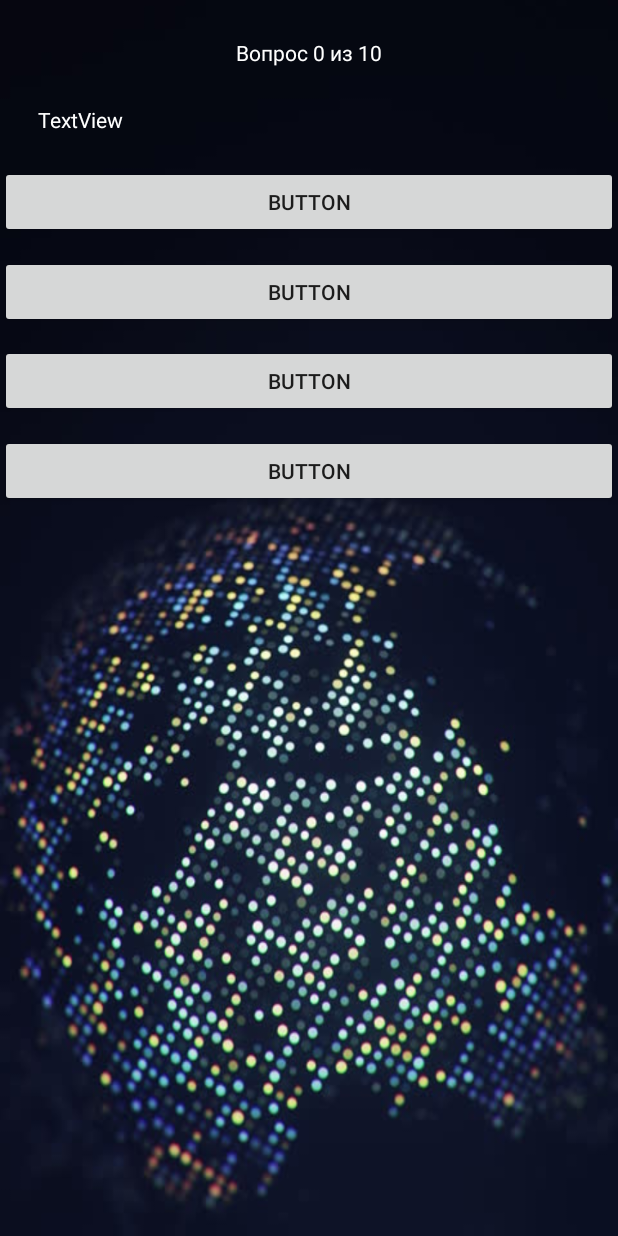
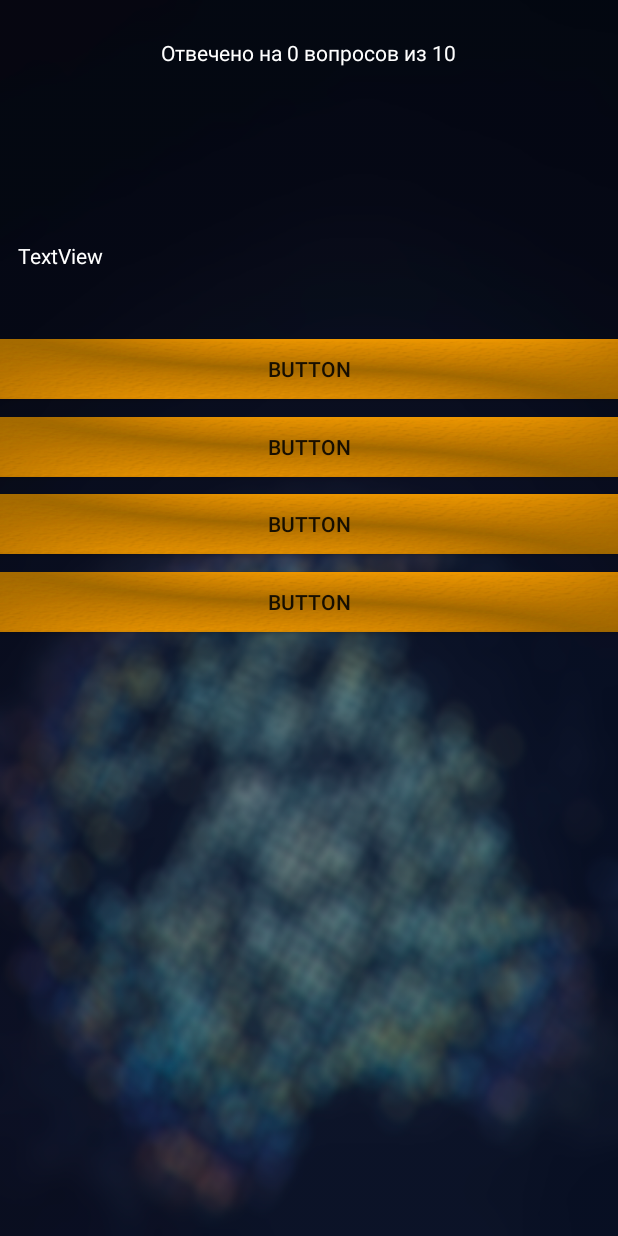
Before and after one commit to DSemk/GuessCapital, an Android app: the GameActivity screen opened directly, with no data from a screen before it, on a phone screen of 412 x 824 dp. Run offline under Robolectric (Android 15) with nearby library versions, the phone set to English and light mode, and no system bars; 1 statement that could not run was skipped.

Commit message:
full redesign & add new game components

```diff
--- a/app/src/main/java/com/eurotech/samik/guesscapital/gameEngine/GameActivity.java
+++ b/app/src/main/java/com/eurotech/samik/guesscapital/gameEngine/GameActivity.java
@@ -1,12 +1,14 @@
 package com.eurotech.samik.guesscapital.gameEngine;
 
 import android.content.Intent;
+import android.media.Image;
 import android.os.Bundle;
 import android.os.PersistableBundle;
 import android.support.v7.app.AppCompatActivity;
 import android.util.Log;
 import android.view.View;
 import android.widget.Button;
+import android.widget.ImageView;
 import android.widget.TextView;
 import android.widget.Toast;
 
@@ -16,18 +18,31 @@ import com.eurotech.samik.guesscapital.R;
 
 import java.util.ArrayList;
 import java.util.HashMap;
+import java.util.ResourceBundle;
 
 /**
  * Created by samik on 13.11.2016.
  */
 
 public class GameActivity extends AppCompatActivity implements View.OnClickListener {
+    private ImageView imageOne;
+    private ImageView imageTwo;
+    private ImageView imageThrie;
+    private ImageView imageFour;
+    private ImageView imageFive;
+    private ImageView imageSix;
+    private ImageView imageSeven;
+    private ImageView imageEit;
+    private ImageView imageNine;
+    private ImageView imageTen;
+
     private Button answerOne;
     private Button answerSec;
     private Button answerThird;
     private Button answerFour;
     private TextView questNumbers;
     private TextView question;
+
 
     private ArrayList<HashMap<String, String>> gameList;
     private int allAnswer = 0;
@@ -97,21 +112,6 @@ public class GameActivity extends AppCompatActivity implements View.OnClickListe
 
     }
 
-    private void initialize() {
-        answerOne = (Button) findViewById(R.id.ga_first_q_btn);
-        answerSec = (Button) findViewById(R.id.ga_second_q_btn);
-        answerThird = (Button) findViewById(R.id.ga_third_q_btn);
-        answerFour = (Button) findViewById(R.id.ga_four_q_btn);
-        questNumbers = (TextView) findViewById(R.id.ga_question_number);
-        question = (TextView) findViewById(R.id.ga_question);
-
-        answerFour.setOnClickListener(this);
-        answerThird.setOnClickListener(this);
-        answerSec.setOnClickListener(this);
-        answerOne.setOnClickListener(this);
-    }
-
-
     public void onClick(View v) {
         if (v == null || !(v instanceof TextView)) {
             return;
@@ -142,24 +142,36 @@ public class GameActivity extends AppCompatActivity implements View.OnClickListe
             case TYPE_ONE:
                 if (s.equals(gameList.get(0).get("capital"))) {
                     trueAnswers++;
+                    setProgress(true);
+                }else {
+                    setProgress(false);
                 }
                 startGame();
                 break;
             case TYPE_SECOND:
                 if (s.equals(gameList.get(0).get("population"))) {
                     trueAnswers++;
+                    setProgress(true);
+                }else {
+                    setProgress(false);
                 }
                 startGame();
                 break;
             case TYPE_THIRD:
                 if (s.equals(gameList.get(0).get("area"))) {
                     trueAnswers++;
+                    setProgress(true);
+                }else {
+                    setProgress(false);
                 }
                 startGame();
                 break;
             case TYPE_FOUR:
                 if (s.equals(gameList.get(0).get("name"))) {
                     trueAnswers++;
+                    setProgress(true);
+                }else {
+                    setProgress(false);
                 }
                 startGame();
                 break;
@@ -168,7 +180,7 @@ public class GameActivity extends AppCompatActivity implements View.OnClickListe
     }
 
     private void answersCapText() {
-        questNumbers.setText("Вопрос " + allAnswer + " из " + MAX_ANSWERS);
+        questNumbers.setText("Отвечено на " + allAnswer + " вопросов из " + MAX_ANSWERS);
     }
 
     /**
@@ -235,4 +247,69 @@ public class GameActivity extends AppCompatActivity implements View.OnClickListe
         answerThird.setText(gameList.get(2).get("name"));
         answerFour.setText(gameList.get(1).get("name"));
     }
+    private void setProgress(boolean answer){
+        int imageT = R.drawable.true_image;
+
+        if(answer == false){
+           imageT = R.drawable.false_image;
+        }
+        switch (allAnswer){
+            case 1:
+                imageOne.setImageResource(imageT);
+                break;
+            case 2:
+                imageTwo.setImageResource(imageT);
+                break;
+            case 3:
+                imageThrie.setImageResource(imageT);
+                break;
+            case 4:
+                imageFour.setImageResource(imageT);
+                break;
+            case 5:
+                imageFive.setImageResource(imageT);
+                break;
+            case 6:
+                imageSix.setImageResource(imageT);
+                break;
+            case 7:
+                imageSeven.setImageResource(imageT);
+                break;
+            case 8:
+                imageEit.setImageResource(imageT);
+                break;
+            case 9:
+                imageNine.setImageResource(imageT);
+                break;
+            case 10:
+                imageTen.setImageResource(imageT);
+                break;
+        }
+
+    }
+
+    private void initialize() {
+        answerOne = (Button) findViewById(R.id.ga_first_q_btn);
+        answerSec = (Button) findViewById(R.id.ga_second_q_btn);
+        answerThird = (Button) findViewById(R.id.ga_third_q_btn);
+        answerFour = (Button) findViewById(R.id.ga_four_q_btn);
+        questNumbers = (TextView) findViewById(R.id.ga_question_number);
+        question = (TextView) findViewById(R.id.ga_question);
+
+        answerFour.setOnClickListener(this);
+        answerThird.setOnClickListener(this);
+        answerSec.setOnClickListener(this);
+        answerOne.setOnClickListener(this);
+
+        imageOne = (ImageView)findViewById(R.id.image_answer_1);
+        imageTwo = (ImageView)findViewById(R.id.image_answer_2);
+        imageThrie = (ImageView)findViewById(R.id.image_answer_3);
+        imageFour = (ImageView)findViewById(R.id.image_answer_4);
+        imageFive = (ImageView)findViewById(R.id.image_answer_5);
+        imageSix = (ImageView)findViewById(R.id.image_answer_6);
+        imageSeven = (ImageView)findViewById(R.id.image_answer_7);
+        imageEit = (ImageView)findViewById(R.id.image_answer_8);
+        imageNine = (ImageView)findViewById(R.id.image_answer_9);
+        imageTen = (ImageView)findViewById(R.id.image_answer_10);
+    }
 }
--- a/app/src/main/res/layout/activity_game.xml
+++ b/app/src/main/res/layout/activity_game.xml
@@ -7,30 +7,11 @@
     <Button
         android:text="Button"
         android:layout_width="match_parent"
-        android:layout_height="wrap_content"
+        android:layout_height="40sp"
+        android:background="@drawable/game_button"
         android:layout_marginTop="11dp"
         android:id="@+id/ga_third_q_btn"
         android:layout_below="@+id/ga_second_q_btn"
-        android:layout_alignParentStart="true" />
-
-    <Button
-        android:text="Button"
-        android:layout_width="match_parent"
-        android:layout_height="wrap_content"
-        android:layout_marginTop="21dp"
-        android:id="@+id/ga_first_q_btn"
-        android:layout_below="@+id/ga_question"
-        android:layout_centerHorizontal="true" />
-
-    <TextView
-        android:text="TextView"
-        android:layout_width="wrap_content"
-        android:layout_height="wrap_content"
-        android:layout_marginStart="25dp"
-        android:layout_marginTop="70dp"
-        android:id="@+id/ga_question"
-        android:textColor="#FFF"
-        android:layout_alignParentTop="true"
         android:layout_alignParentStart="true" />
 
     <TextView
@@ -46,7 +27,8 @@
     <Button
         android:text="Button"
         android:layout_width="match_parent"
-        android:layout_height="wrap_content"
+        android:layout_height="40sp"
+        android:background="@drawable/game_button"
         android:id="@+id/ga_second_q_btn"
         android:layout_marginTop="12dp"
         android:layout_below="@+id/ga_first_q_btn"
@@ -55,9 +37,101 @@
     <Button
         android:text="Button"
         android:layout_width="match_parent"
-        android:layout_height="wrap_content"
+        android:layout_height="40sp"
+        android:background="@drawable/game_button"
         android:layout_marginTop="12dp"
         android:id="@+id/ga_four_q_btn"
         android:layout_below="@+id/ga_third_q_btn"
         android:layout_alignParentStart="true" />
+
+    <Button
+        android:text="Button"
+        android:layout_width="match_parent"
+        android:layout_height="40sp"
+        android:background="@drawable/game_button"
+        android:layout_marginTop="46dp"
+        android:id="@+id/ga_first_q_btn"
+        android:layout_below="@+id/ga_question"
+        android:layout_alignParentStart="true" />
+
+    <LinearLayout
+        android:layout_width="match_parent"
+        android:layout_height="40sp"
+        android:layout_alignParentBottom="true"
+        android:layout_alignParentStart="true"
+        android:layout_marginBottom="21dp"
+        android:orientation="horizontal">
+
+
+        <ImageView
+            android:layout_width="match_parent"
+            android:layout_height="match_parent"
+            android:layout_weight="0.1"
+            android:id="@+id/image_answer_1"/>
+
+        <ImageView
+            android:layout_width="match_parent"
+            android:layout_height="match_parent"
+            android:layout_weight="0.1"
+
+            android:id="@+id/image_answer_2"/>
+
+        <ImageView
+            android:layout_width="match_parent"
+            android:layout_height="match_parent"
+            android:layout_weight="0.1"
+            android:id="@+id/image_answer_3"/>
+        <ImageView
+            android:layout_width="match_parent"
+            android:layout_height="match_parent"
+            android:layout_weight="0.1"
+
+            android:id="@+id/image_answer_4"/>
+        <ImageView
+            android:layout_width="match_parent"
+            android:layout_height="match_parent"
+            android:layout_weight="0.1"
+
+            android:id="@+id/image_answer_5"/>
+        <ImageView
+            android:layout_width="match_parent"
+            android:layout_height="match_parent"
+            android:layout_weight="0.1"
+
+            android:id="@+id/image_answer_6"/>
+        <ImageView
+            android:layout_width="match_parent"
+            android:layout_height="match_parent"
+            android:layout_weight="0.1"
+
+            android:id="@+id/image_answer_7"/>
+        <ImageView
+            android:layout_width="match_parent"
+            android:layout_height="match_parent"
+            android:layout_weight="0.1"
+
+            android:id="@+id/image_answer_8"/>
+        <ImageView
+            android:layout_width="41dp"
+            android:layout_height="match_parent"
+
+            android:id="@+id/image_answer_9"/>
+        <ImageView
+            android:layout_width="match_parent"
+            android:layout_height="match_parent"
+            android:layout_weight="0.1"
+
+            android:id="@+id/image_answer_10"/>
+    </LinearLayout>
+
+    <TextView
+        android:text="TextView"
+        android:layout_width="wrap_content"
+        android:layout_height="wrap_content"
+        android:layout_marginStart="12dp"
+        android:layout_marginTop="116dp"
+        android:id="@+id/ga_question"
+        android:textColor="#FFF"
+        android:layout_below="@+id/ga_question_number"
+        android:layout_alignParentStart="true" />
 </RelativeLayout>
```
Also changed, not shown: app/src/main/java/com/eurotech/samik/guesscapital/MainActivity.java (+17 -4 lines), app/src/main/res/layout/activity_main.xml (+27 -23 lines), app/src/main/res/layout/activity_statictic.xml (+10 -14 lines), app/src/main/res/drawable/false_image.png (added), app/src/main/res/drawable/ga_image.png, app/src/main/res/drawable/game_button.png (added), app/src/main/res/drawable/menu_button_g.png (added), app/src/main/res/drawable/new_button.png (added), app/src/main/res/drawable/true_image.png (added), app/src/main/res/mipmap-hdpi/globe.png, 2 other files.
